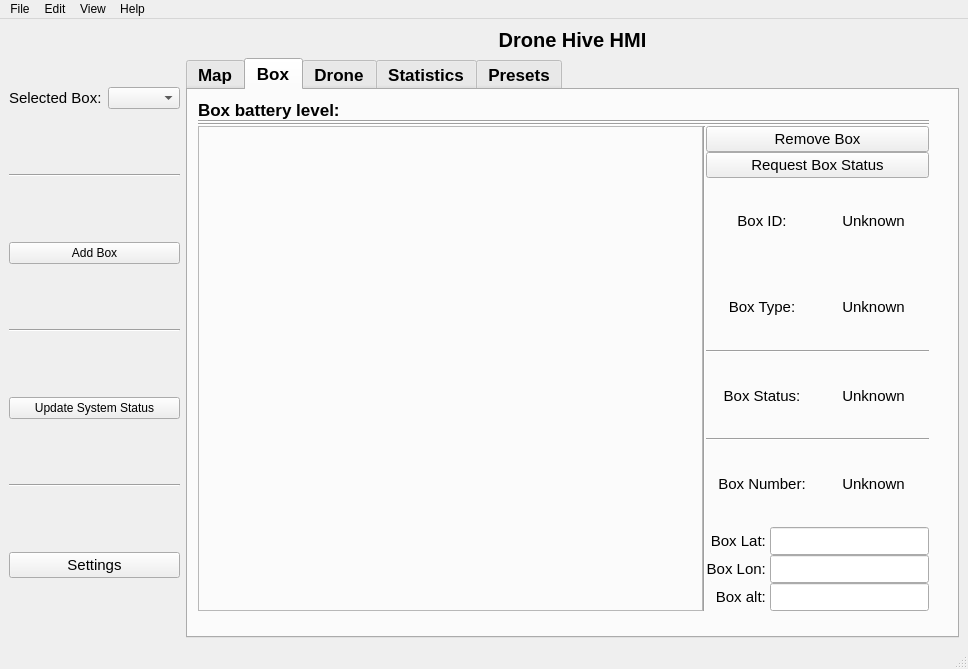
Before: the Qt Designer form ros2_ws/src/hmi/ui/mainwindow.ui in Samwise101/EiRT-AscenD-Robotics, drawn with Qt 5.
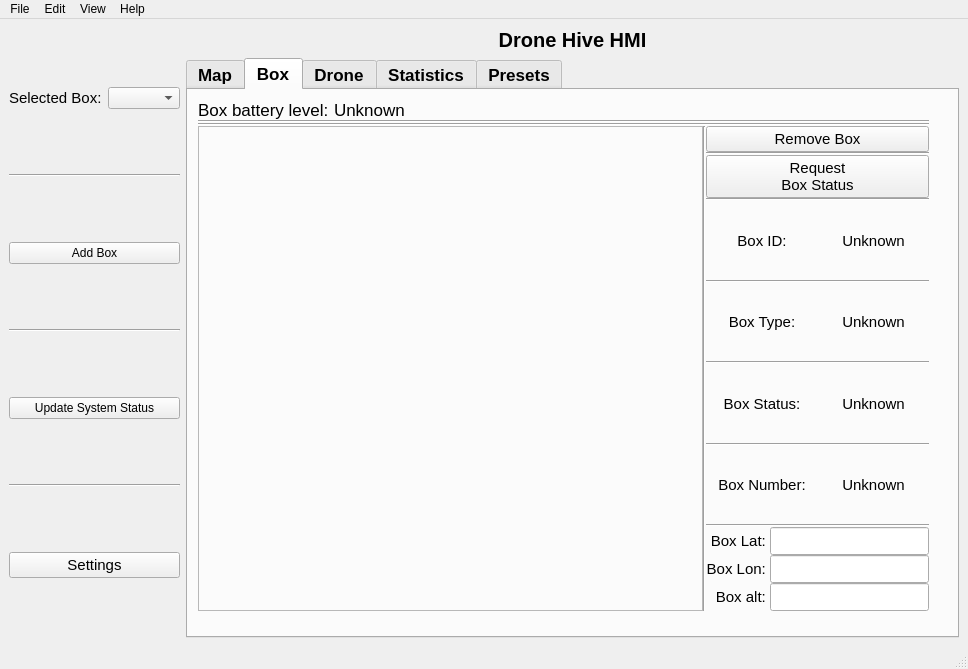
After: the same form once the commit is applied. The open tabs and pages were chosen to show the change. Icons and pictures are not drawn.

```diff
--- a/ros2_ws/src/hmi/ui/mainwindow.ui
+++ b/ros2_ws/src/hmi/ui/mainwindow.ui
@@ -294,17 +294,38 @@
               <enum>QLayout::SetNoConstraint</enum>
              </property>
              <item>
-              <layout class="QHBoxLayout" name="box_cicle_layout" stretch="0,5">
+              <layout class="QHBoxLayout" name="box_cicle_layout" stretch="0,0,5">
                <property name="sizeConstraint">
                 <enum>QLayout::SetNoConstraint</enum>
                </property>
                <item>
                 <widget class="QLabel" name="boxBatterLabel">
+                 <property name="font">
+                  <font>
+                   <pointsize>13</pointsize>
+                   <weight>50</weight>
+                   <bold>false</bold>
+                  </font>
+                 </property>
                  <property name="text">
                   <string>Box battery level: </string>
                  </property>
                 </widget>
                </item>
+               <item>
+                <widget class="QLabel" name="boxBatteryValueLabel">
+                 <property name="font">
+                  <font>
+                   <pointsize>13</pointsize>
+                   <weight>50</weight>
+                   <bold>false</bold>
+                  </font>
+                 </property>
+                 <property name="text">
+                  <string>Unknown</string>
+                 </property>
+                </widget>
+               </item>
                <item>
                 <spacer name="horizontalSpacer">
                  <property name="orientation">
@@ -363,7 +384,9 @@
                   </widget>
                  </item>
                  <item>
-                  <layout class="QVBoxLayout" name="box_information_layout" stretch="0,0,0,0,0,0,0,0,0">
+                  <layout class="QVBoxLayout" name="box_information_layout" stretch="0,0,0,0,0,0,0,0,0,0,0,0,0">
+                   <item>
+                    <layout class="QHBoxLayout" name="horizontalLayout_6">
                    <item>
                     <widget class="QPushButton" name="pushButton_7">
                      <property name="font">
@@ -382,6 +405,15 @@
                      </property>
                     </widget>
                    </item>
+                    </layout>
+                   </item>
+                   <item>
+                    <widget class="Line" name="line_19">
+                     <property name="orientation">
+                      <enum>Qt::Horizontal</enum>
+                     </property>
+                    </widget>
+                   </item>
                    <item>
                     <widget class="QPushButton" name="requestStatusPushButtin">
                      <property name="font">
@@ -392,7 +424,8 @@
                       </font>
                      </property>
                      <property name="text">
-                      <string>Request Box Status</string>
+                      <string>Request 
+Box Status</string>
                      </property>
                      <property name="icon">
                       <iconset resource="../resources/resources.qrc">
@@ -400,6 +433,13 @@
                      </property>
                     </widget>
                    </item>
+                   <item>
+                    <widget class="Line" name="line_11">
+                     <property name="orientation">
+                      <enum>Qt::Horizontal</enum>
+                     </property>
+                    </widget>
+                   </item>
                    <item>
                     <layout class="QHBoxLayout" name="horizontalLayout_5">
                      <item>
@@ -438,6 +478,13 @@
                      </item>
                     </layout>
                    </item>
+                   <item>
+                    <widget class="Line" name="line_12">
+                     <property name="orientation">
+                      <enum>Qt::Horizontal</enum>
+                     </property>
+                    </widget>
+                   </item>
                    <item>
                     <layout class="QHBoxLayout" name="horizontalLayout_3">
                      <item>
@@ -566,6 +613,13 @@
                      </item>
                     </layout>
                    </item>
+                   <item>
+                    <widget class="Line" name="line_18">
+                     <property name="orientation">
+                      <enum>Qt::Horizontal</enum>
+                     </property>
+                    </widget>
+                   </item>
                    <item>
                     <layout class="QGridLayout" name="box_position_layout">
                      <item row="1" column="1">
```
Left out of the diff: 31 changed lines with no effect on the pictures. Lines whose indentation alone changed are shown as unchanged.
